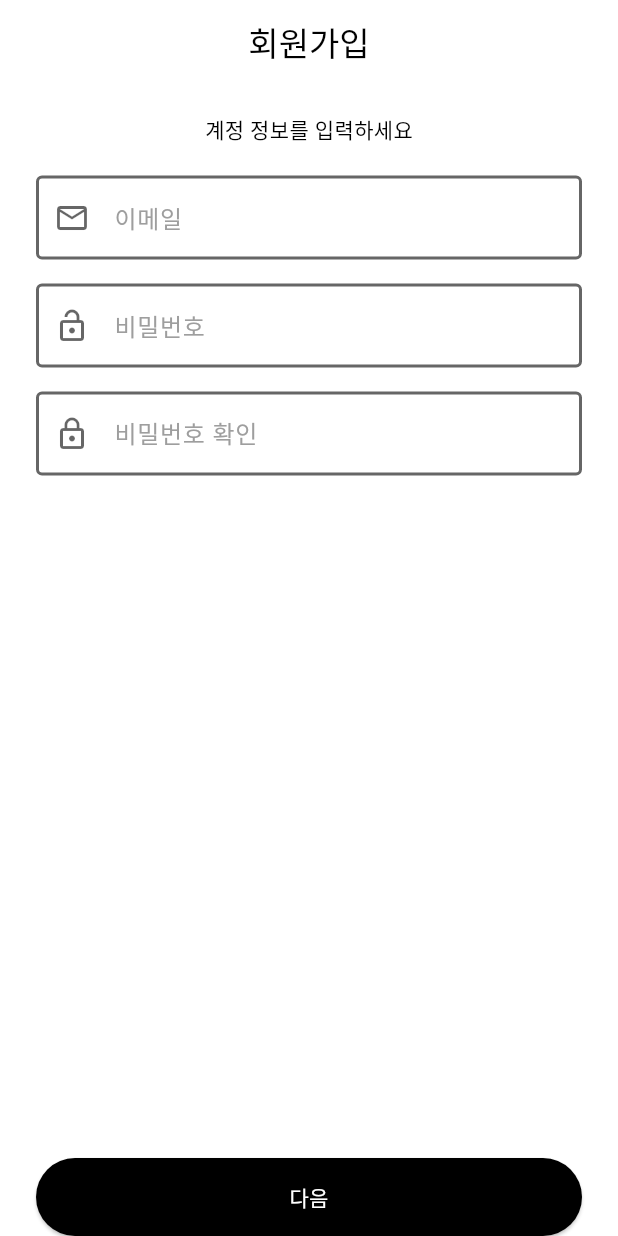
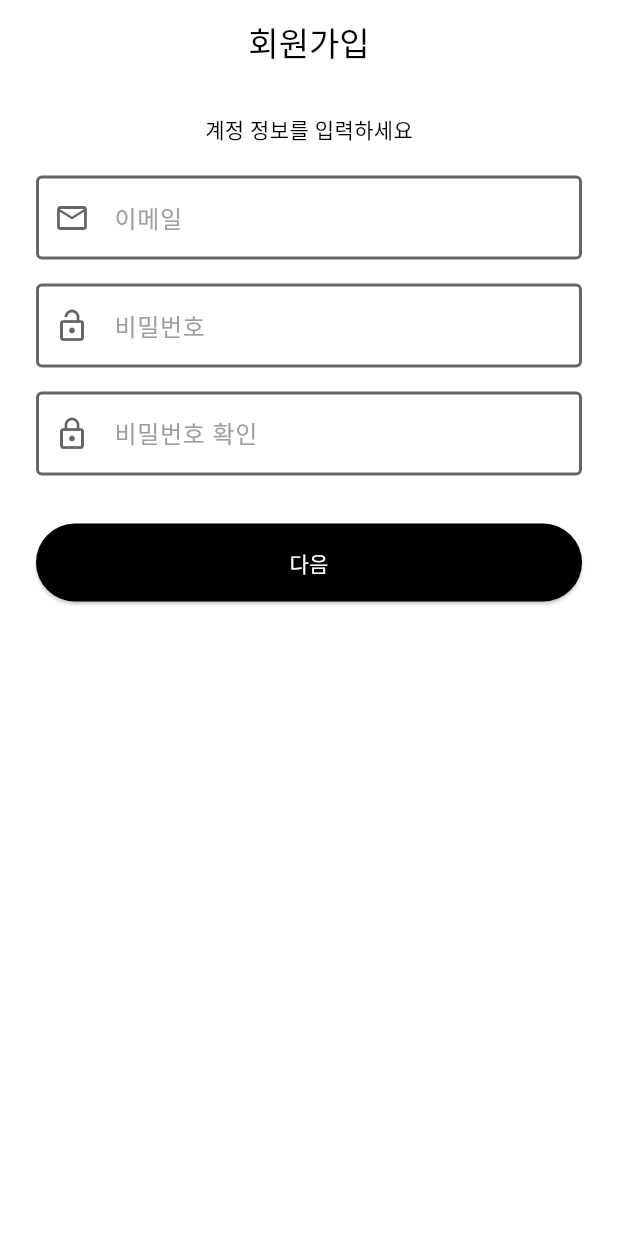
Before and after one commit to jun-hyeon/test_quest, a Flutter app: the SignUpScreen screen opened by its route, on a phone screen of 412 x 824 dp. Run offline on Flutter 3.47's test engine with Material 3 defaults, Android fonts, the phone set to English and light mode, and no system bars; our stand-ins replace animated_text_kit, dio, drift, dropdown_button2, firebase_core, firebase_messaging and 12 more; accounts and stored records are empty; generated files the repository leaves out were written again; statements that could not run were skipped.

Commit message:
package import 수정

```diff
--- a/lib/auth/view/sign_up_screen.dart
+++ b/lib/auth/view/sign_up_screen.dart
@@ -3,10 +3,10 @@ import 'package:flutter/material.dart';
 import 'package:flutter_riverpod/flutter_riverpod.dart';
 import 'package:go_router/go_router.dart';
 import 'package:image_picker/image_picker.dart';
+import 'package:test_quest/auth/provider/signup_provider.dart';
+import 'package:test_quest/auth/provider/signup_state.dart';
 import 'package:test_quest/common/component/custom_button.dart';
 import 'package:test_quest/common/component/custom_textfield.dart';
-import 'package:test_quest/auth/provider/signup_provider.dart';
-import 'package:test_quest/auth/provider/signup_state.dart';
 
 class SignUpScreen extends ConsumerStatefulWidget {
   const SignUpScreen({super.key});
@@ -45,6 +45,7 @@ class _SignUpScreenState extends ConsumerState<SignUpScreen> {
   @override
   Widget build(BuildContext context) {
     return Scaffold(
+      resizeToAvoidBottomInset: true,
       appBar: AppBar(
         title: const Text('회원가입'),
         centerTitle: true,
@@ -82,7 +83,8 @@ class _SignUpScreenState extends ConsumerState<SignUpScreen> {
 
   Widget _buildAccountFields(BuildContext context, SignupProvider notifier) {
     final textColor = Theme.of(context).textTheme.bodyLarge?.color;
-    return Form(
+    return SingleChildScrollView(
+      child: Form(
         key: formKey,
         child: Column(
           children: [
@@ -114,8 +116,7 @@ class _SignUpScreenState extends ConsumerState<SignUpScreen> {
               validator: (value) => notifier.validateConfirmPassword(
                   value, passwordController.text),
             ),
-          const SizedBox(height: 24),
-          const Spacer(),
+            const SizedBox(height: 32),
             CustomButton(
               child: const Text('다음'),
               onPressed: () {
@@ -127,7 +128,9 @@ class _SignUpScreenState extends ConsumerState<SignUpScreen> {
                 context.push('/signup/profile');
               },
             ),
+            const SizedBox(height: 20),
           ],
+        ),
       ),
     );
   }
```
Also changed, not shown: lib/auth/view/profile_signup_screen.dart (+5 -4 lines). Lines whose indentation alone changed are shown as unchanged.
